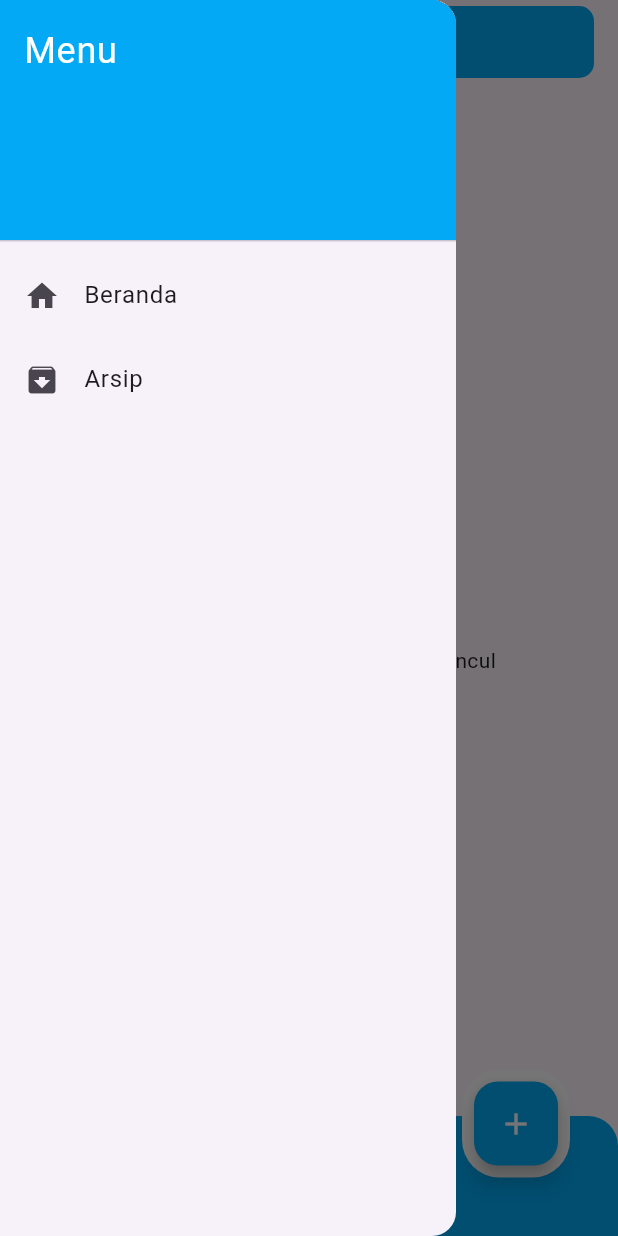
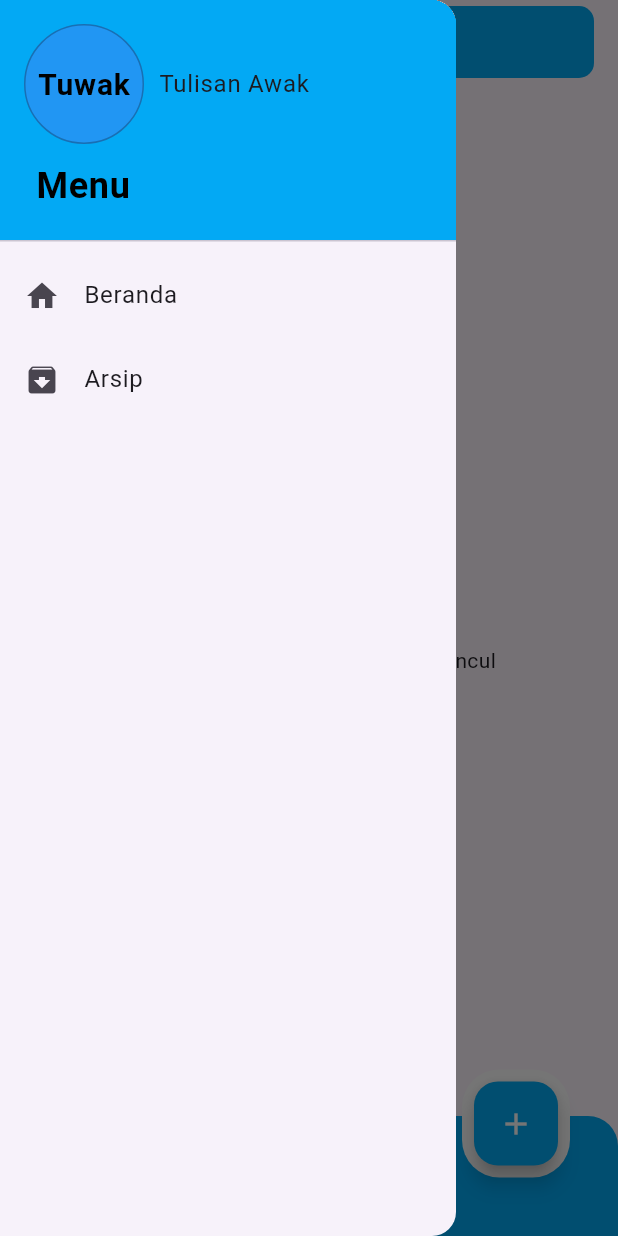
Before and after one commit to Faridbhp/tulisan_awak_app, a Flutter app: the screen it shows after launch, with the side drawer open, on a phone screen of 412 x 824 dp. Run offline on Flutter 3.47's test engine with Material 3 defaults, Android fonts, the phone set to English and light mode, and no system bars; our stand-ins replace flutter_redux, redux.

Commit message:
create icon in drawer

```diff
--- a/lib/pages/drawer.dart
+++ b/lib/pages/drawer.dart
@@ -16,12 +16,55 @@ class DrawerPage extends StatelessWidget {
             decoration: BoxDecoration(
               color: Colors.lightBlue,
             ),
-            child: Text(
-              'Menu',
-              style: TextStyle(
-                color: Colors.white,
-                fontSize: 24,
-              ),
+            child: Row(
+              crossAxisAlignment: CrossAxisAlignment.start,
+              children: [
+                Column(
+                  crossAxisAlignment: CrossAxisAlignment.start,
+                  children: [
+                    Row(
+                      children: [
+                        Container(
+                          width: 80, // Adjust the size as needed
+                          height: 80,
+                          decoration: BoxDecoration(
+                            color:
+                                Colors.blue, // Background color of the circle
+                            shape:
+                                BoxShape.circle, // Makes the container circular
+                            border: Border.all(width: 1, color: Colors.black26),
+                          ),
+                          alignment: Alignment
+                              .center, // Centers the text inside the circle
+                          child: Text(
+                            "Tuwak",
+                            style: TextStyle(
+                              color: Colors.black, // Text color
+                              fontSize: 20, // Adjust font size as needed
+                              fontWeight:
+                                  FontWeight.bold, // Makes the text bold
+                            ),
+                          ),
+                        ),
+                        SizedBox(
+                          width: 10,
+                        ),
+                        Text("Tulisan Awak")
+                      ],
+                    ),
+                    Padding(
+                      padding: const EdgeInsets.only(left: 8, top: 10),
+                      child: Text(
+                        'Menu',
+                        style: TextStyle(
+                            color: Colors.black,
+                            fontSize: 24,
+                            fontWeight: FontWeight.bold),
+                      ),
+                    ),
+                  ],
+                ),
+              ],
             ),
           ),
           ListTile(
```
